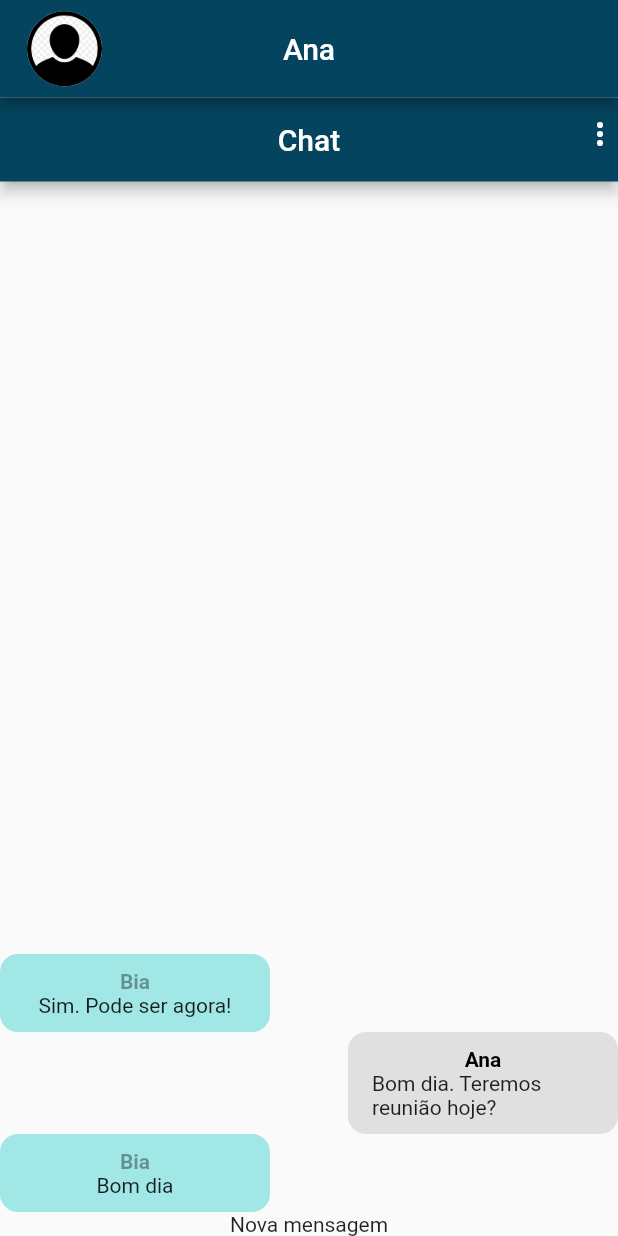
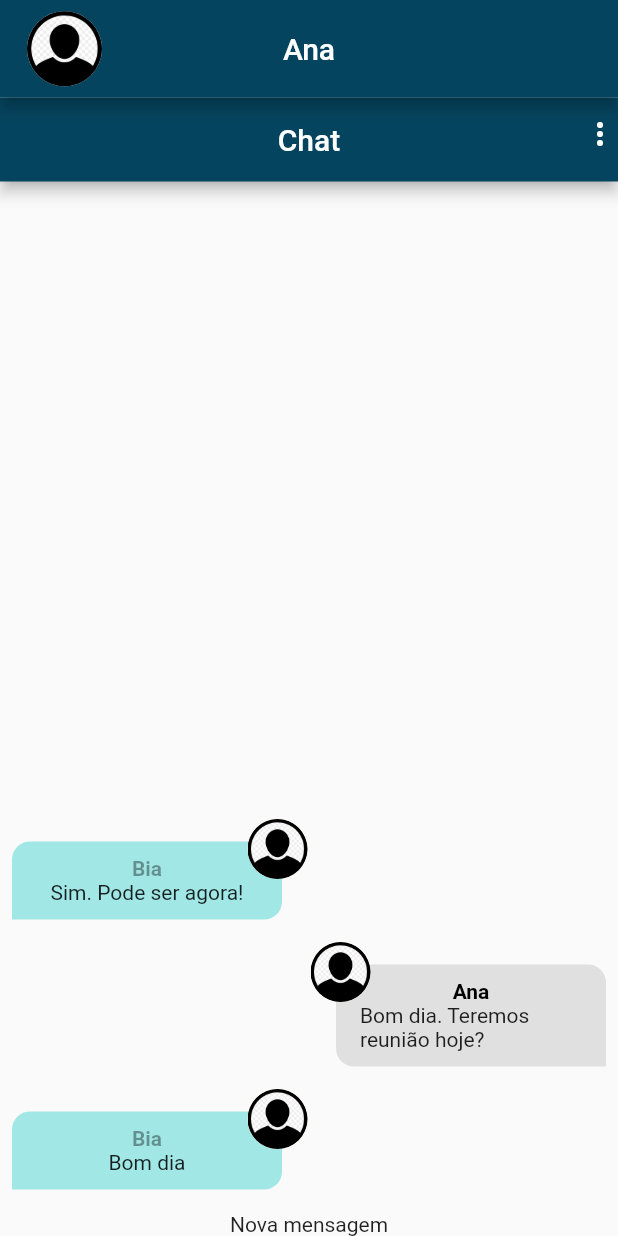
Before and after one commit to marcosmanto/chat_flutter_coder, a Flutter app: the screen it shows after launch, on a phone screen of 412 x 824 dp. Run offline on Flutter 3.47's test engine with Material 2 defaults, Android fonts, the phone set to English and light mode, and no system bars; our stand-ins replace image_picker; accounts and stored records are empty.

Commit message:
Displaying avatar in MessageBubble.

```diff
--- a/lib/components/message_bubble.dart
+++ b/lib/components/message_bubble.dart
@@ -1,3 +1,5 @@
+import 'dart:io';
+
 import 'package:chat_flutter_coder/core/models/chat_message.dart';
 import 'package:flutter/material.dart';
 
@@ -8,27 +10,61 @@ class MessageBubble extends StatelessWidget {
   const MessageBubble(
       {super.key, required this.message, required this.belongsToCurrentUser});
 
+  Widget _showUserImage(String imageURL, BuildContext context) {
+    ImageProvider? provider;
+    final uri = Uri.parse(imageURL);
+
+    if (uri.path.contains('assets/images')) {
+      provider = AssetImage(imageURL);
+    } else if (uri.scheme.contains('http')) {
+      provider = NetworkImage(uri.toString());
+    } else {
+      provider = FileImage(File(uri.toString()));
+    }
+
+    return CircleAvatar(
+      backgroundColor: Theme.of(context).colorScheme.tertiary,
+      backgroundImage: provider,
+    );
+  }
+
   @override
   Widget build(BuildContext context) {
-    return Row(
+    return Stack(
+      children: [
+        Row(
           mainAxisAlignment: belongsToCurrentUser
               ? MainAxisAlignment.end
               : MainAxisAlignment.start,
           children: [
             Container(
+                margin: const EdgeInsets.symmetric(vertical: 15, horizontal: 8),
                 width: 180,
-            padding: const EdgeInsets.symmetric(vertical: 10, horizontal: 16),
+                padding:
+                    const EdgeInsets.symmetric(vertical: 10, horizontal: 16),
                 decoration: BoxDecoration(
                   color: belongsToCurrentUser
                       ? Colors.grey[300]
                       : Theme.of(context).colorScheme.secondary,
-                borderRadius: BorderRadius.circular(12)),
+                  borderRadius: BorderRadius.only(
+                    topLeft: const Radius.circular(12),
+                    topRight: const Radius.circular(12),
+                    bottomLeft: belongsToCurrentUser
+                        ? const Radius.circular(12)
+                        : const Radius.circular(0),
+                    bottomRight: belongsToCurrentUser
+                        ? const Radius.circular(0)
+                        : const Radius.circular(12),
+                  ),
+                ),
                 child: Column(
                   children: [
                     Text(
                       message.userName,
                       style: TextStyle(
-                    color: belongsToCurrentUser ? Colors.black : Colors.black38,
+                        color: belongsToCurrentUser
+                            ? Colors.black
+                            : Colors.black38,
                         fontWeight: FontWeight.bold,
                       ),
                     ),
@@ -36,6 +72,14 @@ class MessageBubble extends StatelessWidget {
                   ],
                 )),
           ],
+        ),
+        Positioned(
+          top: 0,
+          left: belongsToCurrentUser ? null : 165,
+          right: belongsToCurrentUser ? 165 : null,
+          child: _showUserImage(message.userImageUrl, context),
+        ),
+      ],
     );
   }
 }
--- a/lib/core/services/chat/chat_mock_service.dart
+++ b/lib/core/services/chat/chat_mock_service.dart
@@ -32,6 +32,7 @@ class ChatMockService implements ChatService {
       userImageUrl: 'assets/images/avatar.png',
     ),
   ];
+
   static late MultiStreamController<List<ChatMessage>> _controller;
   static final _msgsStream = Stream<List<ChatMessage>>.multi((controller) {
     _controller = controller;
```
Lines whose indentation alone changed are shown as unchanged.
